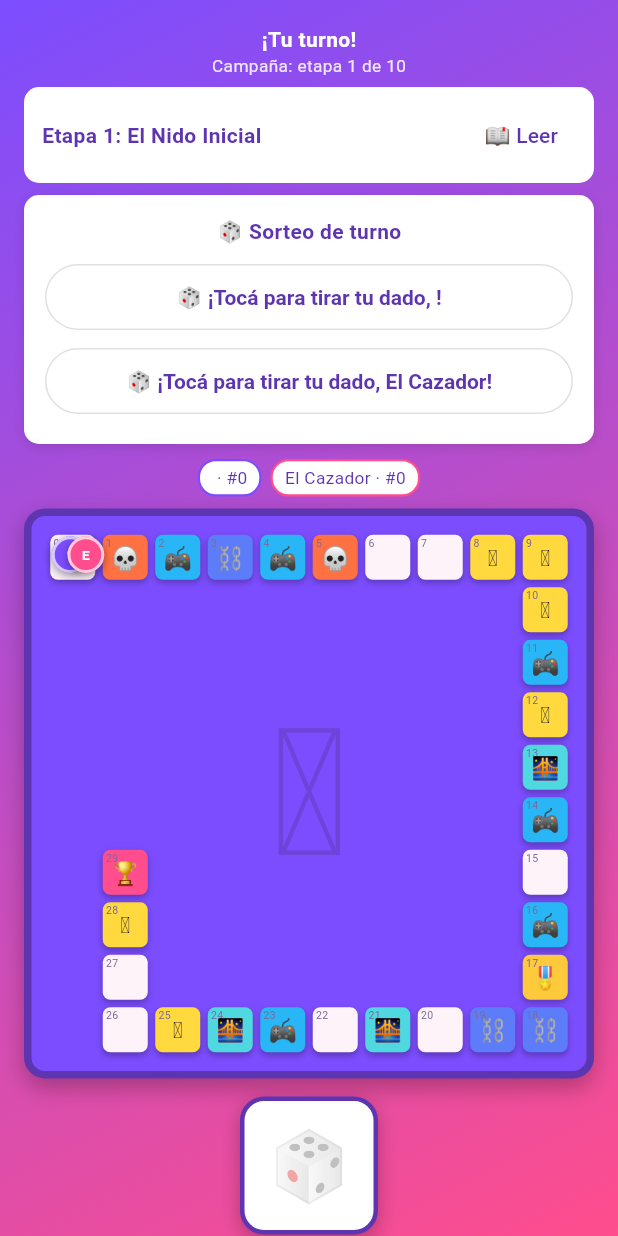
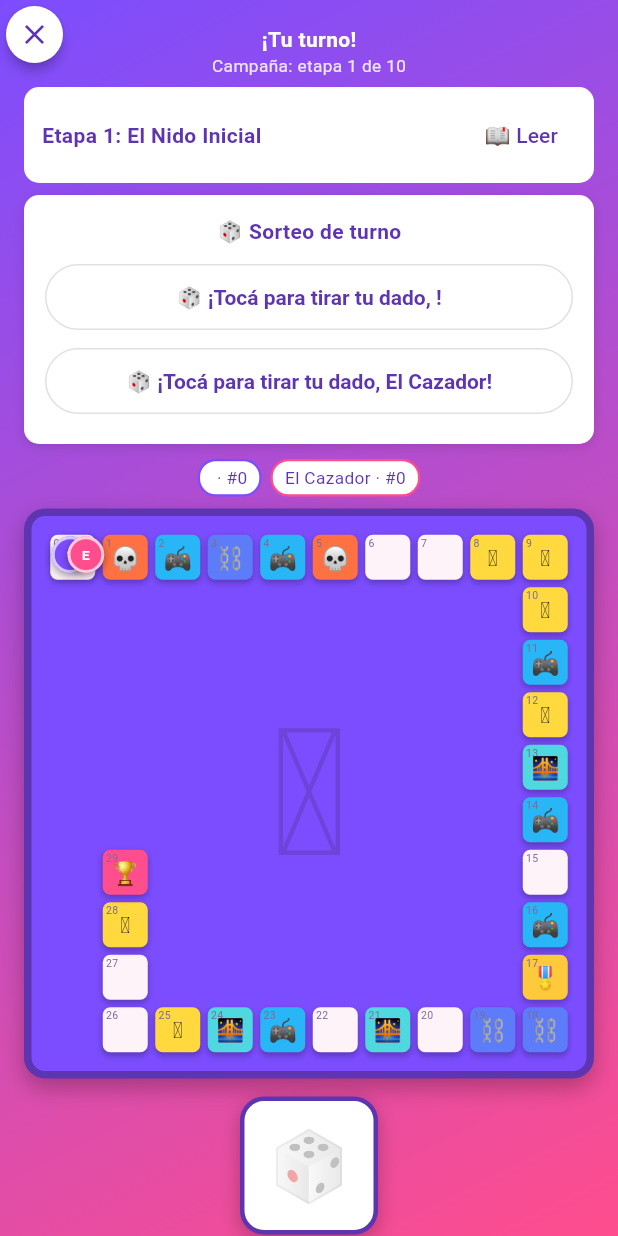
Before and after one commit to solucioneselectromedicassj-ai/La-oca-, a Flutter app: the GameScreenSolo screen opened directly with empty values, on a phone screen of 412 x 824 dp. Run offline on Flutter 3.47's test engine with Material 3 defaults, Android fonts, the phone set to English and light mode, and no system bars; our stand-ins replace audioplayers, share_plus, shared_preferences, supabase_flutter; missing offline and left inert: onesignal_flutter, realtime_client; accounts and stored records are empty; Roboto replaces fonts that are missing (Georgia).

Commit message:
Fijar el botón de salir del juego en vez de esconderlo al fondo del scroll
Antes era el último elemento después del tablero y el dado, así que
quedaba fuera de vista salvo que se scrolleara hasta el final. Ahora
es un botón circular fijo arriba a la izquierda, siempre visible,
tanto en modo solo como multijugador.

```diff
--- a/ocaland_flutter/lib/screens/game_screen_multi.dart
+++ b/ocaland_flutter/lib/screens/game_screen_multi.dart
@@ -6,6 +6,7 @@ import '../theme/app_colors.dart';
 import 'lobby_screen.dart';
 import 'widgets/anuncio_simulado_overlay.dart';
 import 'widgets/board_widget.dart';
+import 'widgets/boton_salir_juego.dart';
 import 'widgets/desempate_panel.dart';
 import 'widgets/dice_widget.dart';
 import 'widgets/eleccion_video_monedas_overlay.dart';
@@ -131,13 +132,13 @@ class _GameScreenMultiState extends State<GameScreenMulti> {
                             onTap: c.tirarDado,
                           ),
                           Padding(padding: const EdgeInsets.symmetric(vertical: 4), child: Text(c.gameMsg, textAlign: TextAlign.center, style: const TextStyle(color: Colors.white))),
-                          const SizedBox(height: 8),
-                          OutlinedButton(onPressed: () => _salir(context), child: const Text('Salir del juego')),
+                          const SizedBox(height: 60),
                         ],
                       ),
                     ),
                   ),
                 ),
+                Positioned(top: 4, left: 4, child: BotonSalirJuego(onTap: () => _salir(context))),
                 _overlayActual(c),
               ],
             );
--- a/ocaland_flutter/lib/screens/game_screen_solo.dart
+++ b/ocaland_flutter/lib/screens/game_screen_solo.dart
@@ -7,6 +7,7 @@ import '../theme/app_colors.dart';
 import 'lobby_screen.dart';
 import 'widgets/anuncio_simulado_overlay.dart';
 import 'widgets/board_widget.dart';
+import 'widgets/boton_salir_juego.dart';
 import 'widgets/campana_terminada_overlay.dart';
 import 'widgets/dice_widget.dart';
 import 'widgets/eleccion_comodin_overlay.dart';
@@ -144,16 +145,13 @@ class _GameScreenSoloState extends State<GameScreenSolo> {
                               onTap: _c.tirarDado,
                             ),
                           MessageBubble(mensaje: _c.gameMsg),
-                          const SizedBox(height: 8),
-                          OutlinedButton(
-                            onPressed: () => _salir(context),
-                            child: const Text('Salir del juego'),
-                          ),
+                          const SizedBox(height: 60),
                         ],
                       ),
                     ),
                   ),
                 ),
+                Positioned(top: 4, left: 4, child: BotonSalirJuego(onTap: () => _salir(context))),
                 _overlayActual(),
               ],
             );
--- /dev/null
+++ b/ocaland_flutter/lib/screens/widgets/boton_salir_juego.dart
@@ -0,0 +1,27 @@
+import 'package:flutter/material.dart';
+import '../../theme/app_colors.dart';
+
+/// Botón fijo (no dentro del scroll) para salir de la partida — antes
+/// vivía al final de una columna larga con el tablero y quedaba
+/// prácticamente invisible salvo que se scrolleara hasta el fondo.
+class BotonSalirJuego extends StatelessWidget {
+  final VoidCallback onTap;
+  const BotonSalirJuego({super.key, required this.onTap});
+
+  @override
+  Widget build(BuildContext context) {
+    return Material(
+      color: Colors.white,
+      shape: const CircleBorder(),
+      elevation: 3,
+      child: InkWell(
+        customBorder: const CircleBorder(),
+        onTap: onTap,
+        child: const Padding(
+          padding: EdgeInsets.all(8),
+          child: Icon(Icons.close, color: AppColors.violetDark, size: 22),
+        ),
+      ),
+    );
+  }
+}
```
